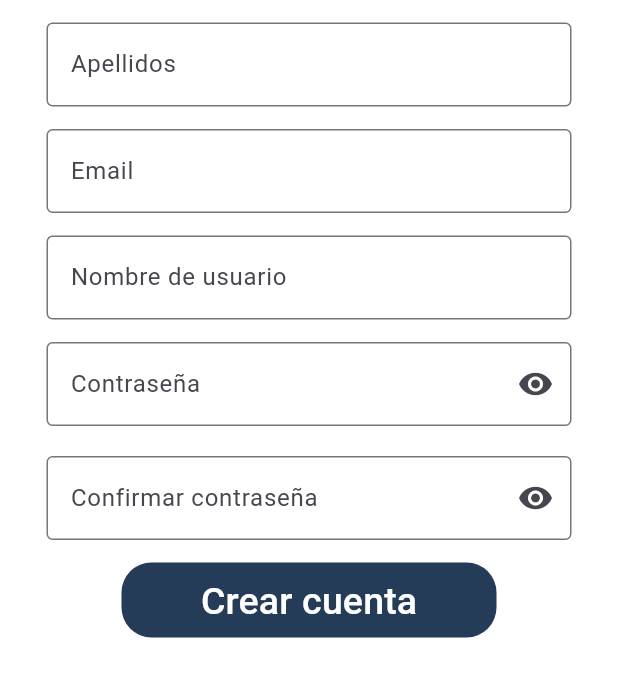
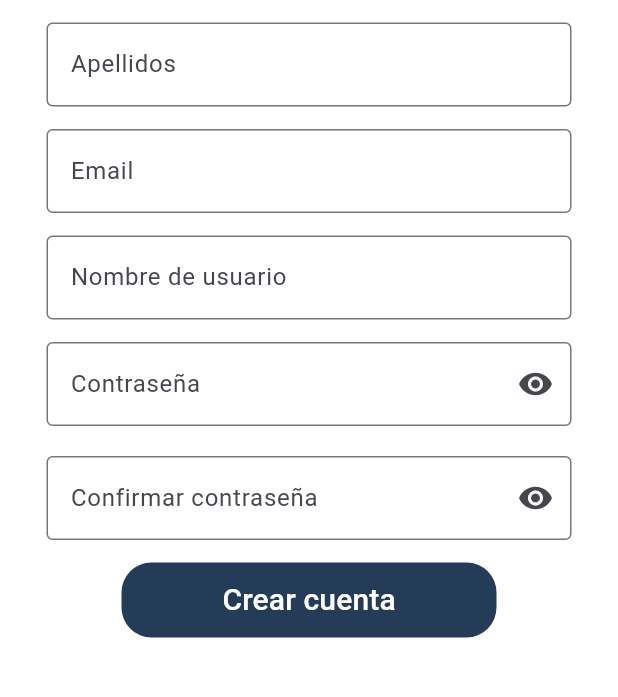
Before and after one commit to RobertoPatino1/T6_SoftEng2_Front, a Flutter app: the Register screen opened directly, on a phone screen of 412 x 824 dp, the part 423-1120 px from its top. Run offline on Flutter 3.47's test engine with Material 3 defaults, Android fonts, the phone set to English and light mode, and no system bars; our stand-ins replace flutter_map, geolocator, latlong2; missing offline and left inert: password_strength_checker.

Commit message:
Changed font size on register button

```diff
--- a/share_your_route_front/lib/register_page.dart
+++ b/share_your_route_front/lib/register_page.dart
@@ -296,7 +296,7 @@ class RegisterState extends State<Register> {
                         'Crear cuenta',
                         style: TextStyle(
                           color: Colors.white,
-                          fontSize: 25,
+                          fontSize: 20,
                         ),
                       ),
                     ),
```
